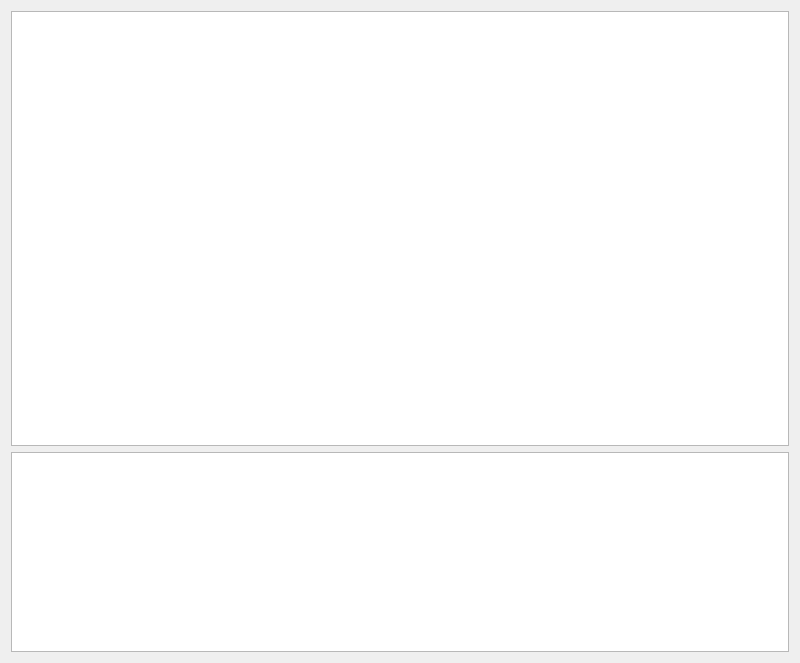
SasView/sasview, file src/sas/qtgui/Perspectives/Shape2SAS/UI/ConstraintsUI.ui: the form before one commit.
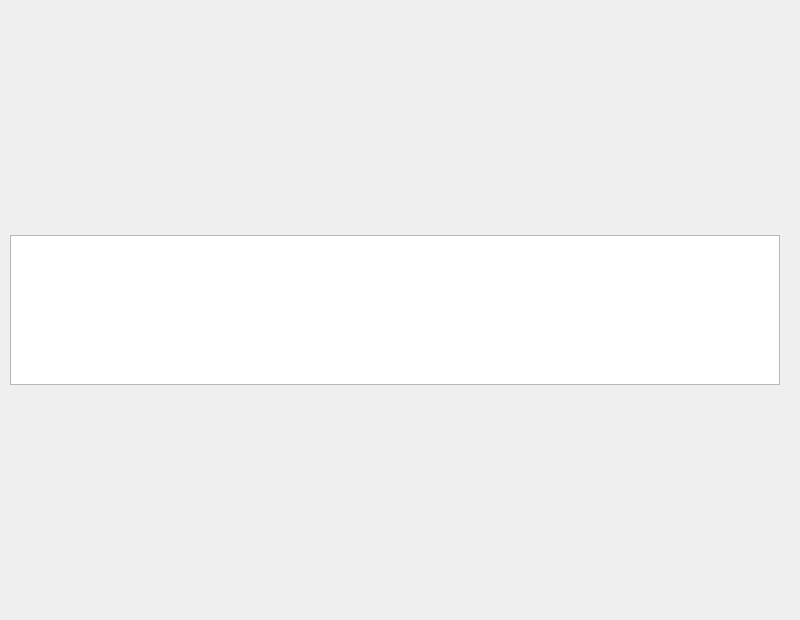
The form after the commit.

Patch:
```diff
--- a/src/sas/qtgui/Perspectives/Shape2SAS/UI/ConstraintsUI.ui
+++ b/src/sas/qtgui/Perspectives/Shape2SAS/UI/ConstraintsUI.ui
@@ -7,12 +7,12 @@
     <x>0</x>
     <y>0</y>
     <width>800</width>
-    <height>663</height>
+    <height>620</height>
    </rect>
   </property>
   <property name="minimumSize">
    <size>
-    <width>800</width>
+    <width>763</width>
     <height>620</height>
    </size>
   </property>
@@ -20,18 +20,29 @@
    <string>Constraints</string>
   </property>
   <layout class="QGridLayout" name="gridLayout_2">
+   <property name="leftMargin">
+    <number>10</number>
+   </property>
+   <property name="topMargin">
+    <number>10</number>
+   </property>
+   <property name="rightMargin">
+    <number>10</number>
+   </property>
+   <property name="bottomMargin">
+    <number>10</number>
+   </property>
+   <property name="spacing">
+    <number>0</number>
+   </property>
    <item row="0" column="0">
     <layout class="QVBoxLayout" name="verticalLayout">
-     <item>
-      <widget class="QTextEdit" name="textEdit">
-       <property name="minimumSize">
-        <size>
-         <width>0</width>
-         <height>400</height>
-        </size>
-       </property>
-      </widget>
-     </item>
+     <property name="leftMargin">
+      <number>0</number>
+     </property>
+     <property name="rightMargin">
+      <number>10</number>
+     </property>
      <item>
       <widget class="QTextEdit" name="textEdit_2">
        <property name="minimumSize">
@@ -43,7 +54,7 @@
        <property name="maximumSize">
         <size>
          <width>16777215</width>
-         <height>200</height>
+         <height>150</height>
         </size>
        </property>
       </widget>
```
Left out of the diff: 2 changed lines with no effect on the pictures.
